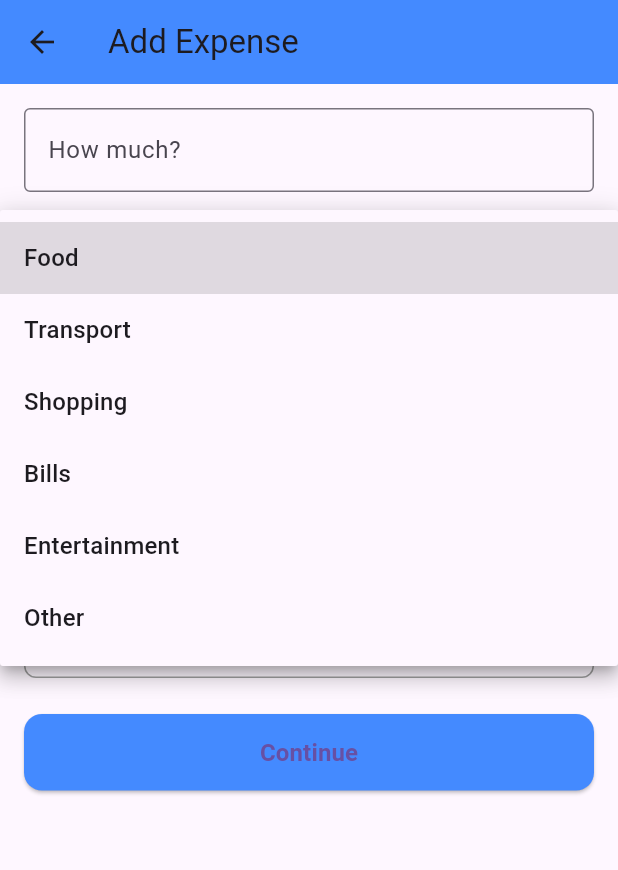
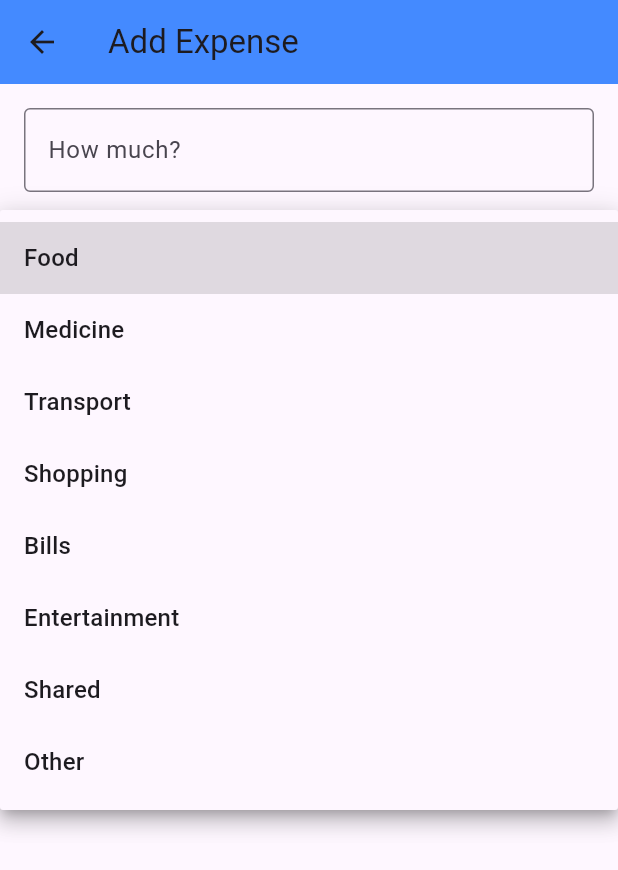
Before and after one commit to Ingalevarad34/MoneyStacker, a Flutter app: the AddExpensePage screen opened directly, after a tap on "Category", on a phone screen of 412 x 824 dp. Shown: the top 870 px of the screen. Run offline on Flutter 3.47's test engine with Material 3 defaults, Android fonts, the phone set to English and light mode, and no system bars; our stand-ins replace firebase_auth, firebase_core, firebase_database, fl_chart, get, image_picker and 1 more; accounts and stored records are empty.

Commit message:
add expenses page updated

```diff
--- a/money_stacker/lib/screens/addExpenses/addExpenses.dart
+++ b/money_stacker/lib/screens/addExpenses/addExpenses.dart
@@ -22,10 +22,12 @@ class _AddExpensePageState extends State<AddExpensePage> {
 
   final List<String> categories = [
     "Food",
+    "Medicine",
     "Transport",
     "Shopping",
     "Bills",
     "Entertainment",
+    "Shared",
     "Other"
   ];
 
@@ -183,7 +185,7 @@ class _AddExpensePageState extends State<AddExpensePage> {
                     const TextInputType.numberWithOptions(decimal: true),
                 decoration: const InputDecoration(
                   labelText: "How much?",
-                  prefixText: "\$ ",
+                  prefixText: "\₹ ",
                   border: OutlineInputBorder(),
                 ),
               ),
@@ -225,7 +227,7 @@ class _AddExpensePageState extends State<AddExpensePage> {
                 title: const Text("Date & Time"),
                 subtitle: Text(
                     DateFormat("dd MMM yyyy, hh:mm a").format(selectedDate)),
-                trailing: const Icon(Icons.calendar_today, color: Colors.blue),
+                trailing: const Icon(Icons.calendar_today, color: Colors.black),
                 onTap: _pickDateTime,
               ),
               const SizedBox(height: 16),
@@ -240,7 +242,7 @@ class _AddExpensePageState extends State<AddExpensePage> {
                 subtitle: attachment != null
                     ? Text(attachment!.path.split('/').last)
                     : const Text("No file selected"),
-                trailing: const Icon(Icons.attach_file, color: Colors.blue),
+                trailing: const Icon(Icons.attach_file, color: Colors.black),
                 onTap: _pickAttachment,
               ),
               if (attachment != null) ...[
@@ -268,7 +270,7 @@ class _AddExpensePageState extends State<AddExpensePage> {
                   ),
                   child: const Text(
                     "Continue",
-                    style: TextStyle(fontSize: 16, fontWeight: FontWeight.bold),
+                    style: TextStyle(fontSize: 16, fontWeight: FontWeight.bold,color: Colors.white),
                   ),
                 ),
               ),
```
